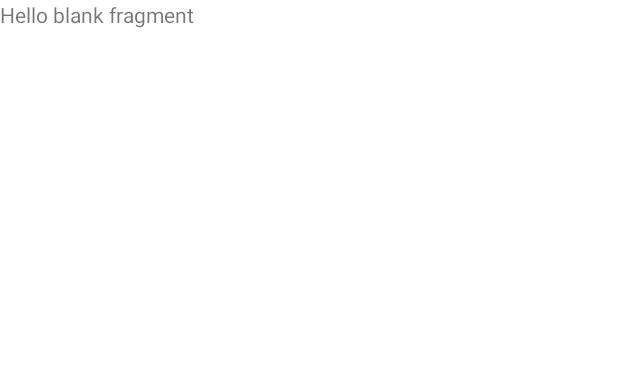
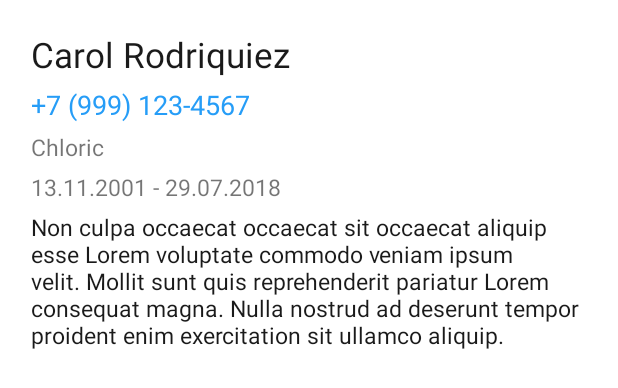
Before and after one commit to Jvitaliy82/KonturTest, an Android app: the layout fragment_detail.xml on its own in the app's theme, with its tools: preview values and no code run, on a phone screen of 412 x 824 dp. Shown: the top 388 px of the screen. Run offline under Robolectric (Android 15) with nearby library versions, the phone set to English and light mode, and no system bars.

Commit message:
fill detail fragment

```diff
--- a/app/build.gradle
+++ b/app/build.gradle
@@ -4,6 +4,7 @@ plugins {
     id 'kotlin-android-extensions'
     id 'kotlin-kapt'
     id 'dagger.hilt.android.plugin'
+    id 'androidx.navigation.safeargs.kotlin'
 }
 
 android {
--- a/app/src/main/java/ru/jdeveloperapps/konturtest/models/EducationPeriod.kt
+++ b/app/src/main/java/ru/jdeveloperapps/konturtest/models/EducationPeriod.kt
@@ -1,6 +1,8 @@
 package ru.jdeveloperapps.konturtest.models
+
+import java.io.Serializable
 
 data class EducationPeriod(
     val end: String,
     val start: String
-)
+) : Serializable
--- a/app/src/main/java/ru/jdeveloperapps/konturtest/models/UserItem.kt
+++ b/app/src/main/java/ru/jdeveloperapps/konturtest/models/UserItem.kt
@@ -3,6 +3,7 @@ package ru.jdeveloperapps.konturtest.models
 import androidx.room.Embedded
 import androidx.room.Entity
 import androidx.room.PrimaryKey
+import java.io.Serializable
 
 @Entity(tableName = "users_table")
 data class UserItem(
@@ -15,4 +16,4 @@ data class UserItem(
     val name: String,
     val phone: String,
     val temperament: String
-)
+) : Serializable
--- a/app/src/main/res/layout/fragment_detail.xml
+++ b/app/src/main/res/layout/fragment_detail.xml
@@ -1,14 +1,53 @@
 <?xml version="1.0" encoding="utf-8"?>
-<FrameLayout xmlns:android="http://schemas.android.com/apk/res/android"
+<LinearLayout xmlns:android="http://schemas.android.com/apk/res/android"
     xmlns:tools="http://schemas.android.com/tools"
     android:layout_width="match_parent"
     android:layout_height="match_parent"
+    android:orientation="vertical"
+    android:padding="@dimen/_16sdp"
     tools:context=".ui.fragments.DetailFragment">
 
-    <!-- TODO: Update blank fragment layout -->
     <TextView
-        android:layout_width="match_parent"
-        android:layout_height="match_parent"
-        android:text="@string/hello_blank_fragment" />
+        android:id="@+id/name"
+        android:layout_width="wrap_content"
+        android:layout_height="wrap_content"
+        tools:text="Carol Rodriquiez"
+        android:textColor="@color/textBlack"
+        android:textSize="@dimen/_18ssp" />
 
-</FrameLayout>
+    <TextView
+        android:id="@+id/phone"
+        android:layout_width="wrap_content"
+        android:layout_height="wrap_content"
+        tools:text="+7 (999) 123-4567"
+        android:layout_marginTop="@dimen/_4sdp"
+        android:textColor="@color/textClicked"
+        android:textSize="@dimen/_14ssp" />
+
+    <TextView
+        android:id="@+id/temperament"
+        android:layout_width="wrap_content"
+        android:layout_height="wrap_content"
+        tools:text="Chloric"
+        android:layout_marginTop="@dimen/_4sdp"
+        android:textColor="@color/textGray"
+        android:textSize="@dimen/_12ssp" />
+
+    <TextView
+        android:id="@+id/educationPeriod"
+        android:layout_width="wrap_content"
+        android:layout_height="wrap_content"
+        tools:text="13.11.2001 - 29.07.2018"
+        android:layout_marginTop="@dimen/_4sdp"
+        android:textColor="@color/textGray"
+        android:textSize="@dimen/_12ssp" />
+
+    <TextView
+        android:id="@+id/biography"
+        android:layout_width="wrap_content"
+        android:layout_height="wrap_content"
+        tools:text="Non culpa occaecat occaecat sit occaecat aliquip esse Lorem voluptate commodo veniam ipsum velit. Mollit sunt quis reprehenderit pariatur Lorem consequat magna. Nulla nostrud ad deserunt tempor proident enim exercitation sit ullamco aliquip."
+        android:layout_marginTop="@dimen/_4sdp"
+        android:textColor="@color/textBlack"
+        android:textSize="@dimen/_12ssp" />
+</LinearLayout>
--- a/app/src/main/res/navigation/nav_graph.xml
+++ b/app/src/main/res/navigation/nav_graph.xml
@@ -18,5 +18,9 @@
         android:id="@+id/detailFragment"
         android:name="ru.jdeveloperapps.konturtest.ui.fragments.DetailFragment"
         android:label="fragment_detail"
-        tools:layout="@layout/fragment_detail" />
+        tools:layout="@layout/fragment_detail" >
+        <argument
+            android:name="user"
+            app:argType="ru.jdeveloperapps.konturtest.models.UserItem" />
+    </fragment>
 </navigation>
--- a/build.gradle
+++ b/build.gradle
@@ -9,6 +9,7 @@ buildscript {
         classpath "com.android.tools.build:gradle:4.1.1"
         classpath "org.jetbrains.kotlin:kotlin-gradle-plugin:$kotlin_version"
         classpath "com.google.dagger:hilt-android-gradle-plugin:2.28.3-alpha"
+        classpath "androidx.navigation:navigation-safe-args-gradle-plugin:2.3.1"
 
         // NOTE: Do not place your application dependencies here; they belong
         // in the individual module build.gradle files
```
Also changed, not shown: app/src/main/java/ru/jdeveloperapps/konturtest/adapters/UsersAdapter.kt (+9 -0 lines), app/src/main/java/ru/jdeveloperapps/konturtest/ui/fragments/DetailFragment.kt (+12 -49 lines), app/src/main/java/ru/jdeveloperapps/konturtest/ui/fragments/ListFragment.kt (+11 -0 lines), app/src/main/res/layout/item_recycler.xml (+3 -4 lines).
